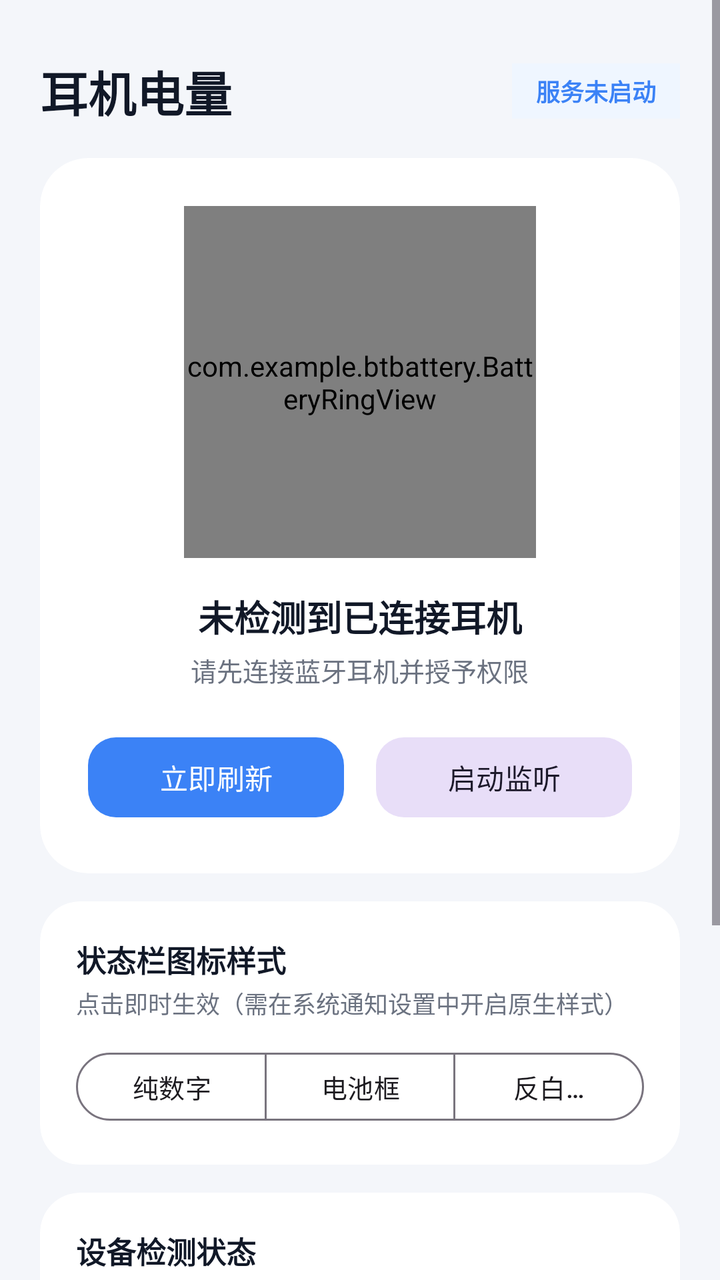
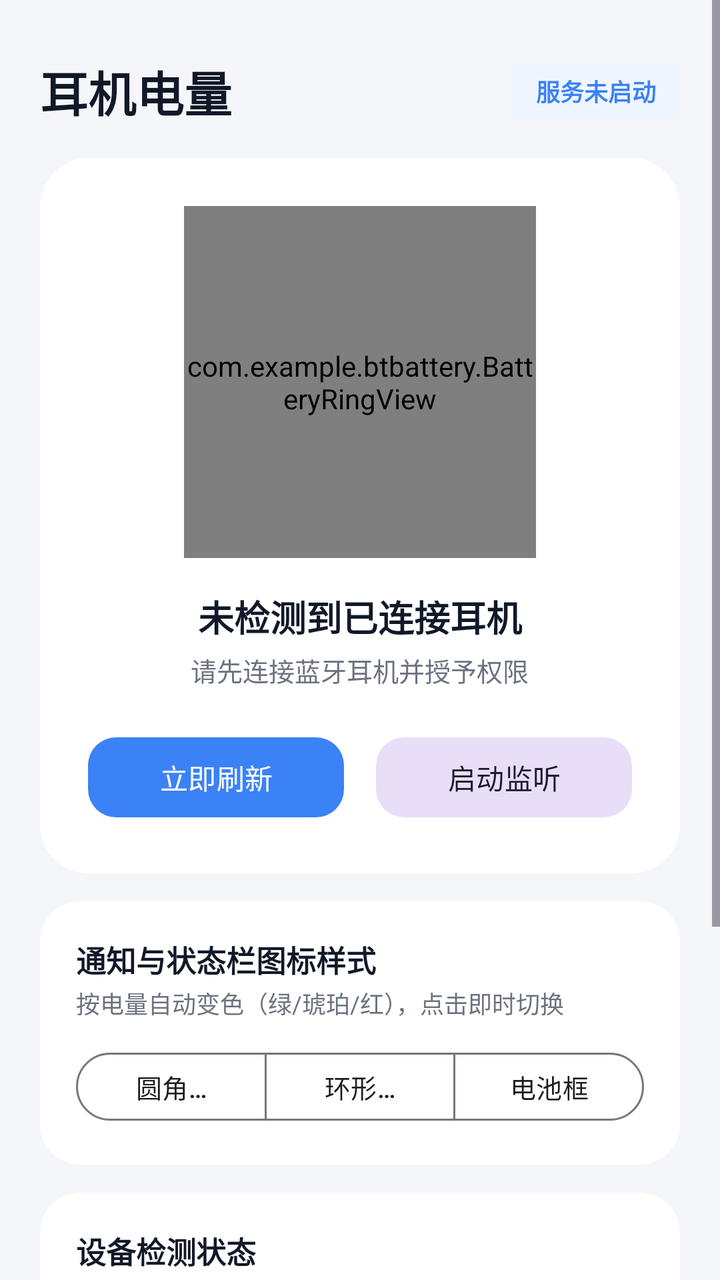

The first picture is an Android layout as it rendered before a commit; the second is the same layout after the commit. The layout source and the unified diff follow.
<!-- AndroidManifest.xml: application theme Theme.BtBattery -->
<!-- res/layout/activity_main.xml -->
<?xml version="1.0" encoding="utf-8"?>
<ScrollView xmlns:android="http://schemas.android.com/apk/res/android"
    xmlns:app="http://schemas.android.com/apk/res-auto"
    android:layout_width="match_parent"
    android:layout_height="match_parent"
    android:background="@color/bg_page"
    android:fillViewport="true">

    <LinearLayout
        android:layout_width="match_parent"
        android:layout_height="wrap_content"
        android:orientation="vertical"
        android:padding="20dp">

        
        <LinearLayout
            android:layout_width="match_parent"
            android:layout_height="wrap_content"
            android:gravity="center_vertical"
            android:orientation="horizontal"
            android:paddingTop="8dp"
            android:paddingBottom="16dp">

            <TextView
                android:layout_width="0dp"
                android:layout_height="wrap_content"
                android:layout_weight="1"
                android:text="耳机电量"
                android:textColor="@color/text_primary"
                android:textSize="24sp"
                android:textStyle="bold" />

            <TextView
                android:id="@+id/tvServiceBadge"
                android:layout_width="wrap_content"
                android:layout_height="wrap_content"
                android:background="@color/accent_soft"
                android:paddingHorizontal="12dp"
                android:paddingVertical="5dp"
                android:text="服务未启动"
                android:textColor="@color/accent_blue"
                android:textSize="12sp"
                android:textStyle="bold" />
        </LinearLayout>

        
        <com.google.android.material.card.MaterialCardView
            android:layout_width="match_parent"
            android:layout_height="wrap_content"
            app:cardBackgroundColor="@color/bg_card"
            app:cardCornerRadius="24dp"
            app:cardElevation="0dp"
            app:strokeWidth="0dp">

            <LinearLayout
                android:layout_width="match_parent"
                android:layout_height="wrap_content"
                android:gravity="center_horizontal"
                android:orientation="vertical"
                android:padding="24dp">

                <com.example.btbattery.BatteryRingView
                    android:id="@+id/batteryRing"
                    android:layout_width="176dp"
                    android:layout_height="176dp" />

                <TextView
                    android:id="@+id/tvDeviceName"
                    android:layout_width="wrap_content"
                    android:layout_height="wrap_content"
                    android:layout_marginTop="16dp"
                    android:text="未检测到已连接耳机"
                    android:textColor="@color/text_primary"
                    android:textSize="18sp"
                    android:textStyle="bold" />

                <TextView
                    android:id="@+id/tvDeviceSub"
                    android:layout_width="wrap_content"
                    android:layout_height="wrap_content"
                    android:layout_marginTop="4dp"
                    android:text="请先连接蓝牙耳机并授予权限"
                    android:textColor="@color/text_secondary"
                    android:textSize="13sp" />

                <LinearLayout
                    android:layout_width="match_parent"
                    android:layout_height="wrap_content"
                    android:layout_marginTop="20dp"
                    android:orientation="horizontal">

                    <com.google.android.material.button.MaterialButton
                        android:id="@+id/btnRefresh"
                        android:layout_width="0dp"
                        android:layout_height="48dp"
                        android:layout_marginEnd="8dp"
                        android:layout_weight="1"
                        android:text="立即刷新"
                        app:cornerRadius="14dp" />

                    <com.google.android.material.button.MaterialButton
                        android:id="@+id/btnToggleService"
                        style="@style/Widget.Material3.Button.TonalButton"
                        android:layout_width="0dp"
                        android:layout_height="48dp"
                        android:layout_marginStart="8dp"
                        android:layout_weight="1"
                        android:text="启动监听"
                        app:cornerRadius="14dp" />
                </LinearLayout>
            </LinearLayout>
        </com.google.android.material.card.MaterialCardView>

        
        <com.google.android.material.card.MaterialCardView
            android:layout_width="match_parent"
            android:layout_height="wrap_content"
            android:layout_marginTop="14dp"
            app:cardBackgroundColor="@color/bg_card"
            app:cardCornerRadius="20dp"
            app:cardElevation="0dp"
            app:strokeWidth="0dp">

            <LinearLayout
                android:layout_width="match_parent"
                android:layout_height="wrap_content"
                android:orientation="vertical"
                android:padding="18dp">

                <TextView
                    android:layout_width="wrap_content"
                    android:layout_height="wrap_content"
                    android:text="状态栏图标样式"
                    android:textColor="@color/text_primary"
                    android:textSize="15sp"
                    android:textStyle="bold" />

                <TextView
                    android:layout_width="wrap_content"
                    android:layout_height="wrap_content"
                    android:layout_marginTop="2dp"
                    android:text="点击即时生效（需在系统通知设置中开启原生样式）"
                    android:textColor="@color/text_secondary"
                    android:textSize="12sp" />

                <com.google.android.material.button.MaterialButtonToggleGroup
                    android:id="@+id/toggleIconStyle"
                    android:layout_width="match_parent"
                    android:layout_height="wrap_content"
                    android:layout_marginTop="12dp"
                    app:selectionRequired="true"
                    app:singleSelection="true">

                    <com.google.android.material.button.MaterialButton
                        android:id="@+id/btnStylePlain"
                        style="@style/Widget.Material3.Button.OutlinedButton"
                        android:layout_width="0dp"
                        android:layout_height="42dp"
                        android:layout_weight="1"
                        android:text="纯数字"
                        android:textSize="13sp" />

                    <com.google.android.material.button.MaterialButton
                        android:id="@+id/btnStyleBattery"
                        style="@style/Widget.Material3.Button.OutlinedButton"
                        android:layout_width="0dp"
                        android:layout_height="42dp"
                        android:layout_weight="1"
                        android:text="电池框"
                        android:textSize="13sp" />

                    <com.google.android.material.button.MaterialButton
                        android:id="@+id/btnStylePill"
                        style="@style/Widget.Material3.Button.OutlinedButton"
                        android:layout_width="0dp"
                        android:layout_height="42dp"
                        android:layout_weight="1"
                        android:text="反白胶囊"
                        android:textSize="13sp" />
                </com.google.android.material.button.MaterialButtonToggleGroup>
            </LinearLayout>
        </com.google.android.material.card.MaterialCardView>

        
        <com.google.android.material.card.MaterialCardView
            android:layout_width="match_parent"
            android:layout_height="wrap_content"
            android:layout_marginTop="14dp"
            app:cardBackgroundColor="@color/bg_card"
            app:cardCornerRadius="20dp"
            app:cardElevation="0dp"
            app:strokeWidth="0dp">

            <LinearLayout
                android:layout_width="match_parent"
                android:layout_height="wrap_content"
                android:orientation="vertical"
                android:padding="18dp">

                <TextView
                    android:layout_width="wrap_content"
                    android:layout_height="wrap_content"
                    android:text="设备检测状态"
                    android:textColor="@color/text_primary"
                    android:textSize="15sp"
                    android:textStyle="bold" />

                <TextView
                    android:id="@+id/tvDeviceLog"
                    android:layout_width="match_parent"
                    android:layout_height="wrap_content"
                    android:layout_marginTop="8dp"
                    android:lineSpacingExtra="4dp"
                    android:text="暂无检测记录"
                    android:textColor="@color/text_secondary"
                    android:textSize="13sp" />
            </LinearLayout>
        </com.google.android.material.card.MaterialCardView>

        
        <com.google.android.material.card.MaterialCardView
            android:layout_width="match_parent"
            android:layout_height="wrap_content"
            android:layout_marginTop="14dp"
            android:layout_marginBottom="16dp"
            app:cardBackgroundColor="@color/bg_card"
            app:cardCornerRadius="20dp"
            app:cardElevation="0dp"
            app:strokeWidth="0dp">

            <LinearLayout
                android:layout_width="match_parent"
                android:layout_height="wrap_content"
                android:orientation="vertical"
                android:padding="18dp">

                <TextView
                    android:layout_width="wrap_content"
                    android:layout_height="wrap_content"
                    android:text="澎湃 OS 快捷配置"
                    android:textColor="@color/text_primary"
                    android:textSize="15sp"
                    android:textStyle="bold" />

                <TextView
                    android:layout_width="wrap_content"
                    android:layout_height="wrap_content"
                    android:layout_marginTop="4dp"
                    android:text="若状态栏不显示数字，请在系统设置→通知与状态栏→通知显示设置中切换为「原生」"
                    android:textColor="@color/text_secondary"
                    android:textSize="12sp" />

                <LinearLayout
                    android:layout_width="match_parent"
                    android:layout_height="wrap_content"
                    android:layout_marginTop="12dp"
                    android:orientation="horizontal">

                    <com.google.android.material.button.MaterialButton
                        android:id="@+id/btnNotifySetting"
                        style="@style/Widget.Material3.Button.OutlinedButton"
                        android:layout_width="0dp"
                        android:layout_height="44dp"
                        android:layout_marginEnd="8dp"
                        android:layout_weight="1"
                        android:text="通知设置"
                        app:cornerRadius="12dp" />

                    <com.google.android.material.button.MaterialButton
                        android:id="@+id/btnAppInfo"
                        style="@style/Widget.Material3.Button.OutlinedButton"
                        android:layout_width="0dp"
                        android:layout_height="44dp"
                        android:layout_marginStart="8dp"
                        android:layout_weight="1"
                        android:text="自启动/省电"
                        app:cornerRadius="12dp" />
                </LinearLayout>
            </LinearLayout>
        </com.google.android.material.card.MaterialCardView>

    </LinearLayout>
</ScrollView>
<!-- resources referenced by this layout -->
<resources>
  <color name="accent_blue">#3B82F6</color>
  <color name="accent_soft">#EFF6FF</color>
  <color name="bg_card">#FFFFFF</color>
  <color name="bg_page">#F4F6FA</color>
  <color name="text_primary">#111827</color>
  <color name="text_secondary">#6B7280</color>
  <style name="Theme.BtBattery" parent="Theme.Material3.DayNight.NoActionBar">
          <item name="colorPrimary">@color/accent_blue</item>
          <item name="android:statusBarColor">@color/bg_page</item>
          <item name="android:navigationBarColor">@color/bg_page</item>
      </style>
</resources>

<!-- the commit's change to res/layout/activity_main.xml (unified diff, before → after) -->
@@ -12,7 +12,6 @@
         android:orientation="vertical"
         android:padding="20dp">
 
-        
         <LinearLayout
             android:layout_width="match_parent"
             android:layout_height="wrap_content"
@@ -43,7 +42,6 @@
                 android:textStyle="bold" />
         </LinearLayout>
 
-        
         <com.google.android.material.card.MaterialCardView
             android:layout_width="match_parent"
             android:layout_height="wrap_content"
@@ -111,7 +109,6 @@
             </LinearLayout>
         </com.google.android.material.card.MaterialCardView>
 
-        
         <com.google.android.material.card.MaterialCardView
             android:layout_width="match_parent"
             android:layout_height="wrap_content"
@@ -130,7 +127,7 @@
                 <TextView
                     android:layout_width="wrap_content"
                     android:layout_height="wrap_content"
-                    android:text="状态栏图标样式"
+                    android:text="通知与状态栏图标样式"
                     android:textColor="@color/text_primary"
                     android:textSize="15sp"
                     android:textStyle="bold" />
@@ -139,7 +136,7 @@
                     android:layout_width="wrap_content"
                     android:layout_height="wrap_content"
                     android:layout_marginTop="2dp"
-                    android:text="点击即时生效（需在系统通知设置中开启原生样式）"
+                    android:text="按电量自动变色（绿/琥珀/红），点击即时切换"
                     android:textColor="@color/text_secondary"
                     android:textSize="12sp" />
 
@@ -152,12 +149,21 @@
                     app:singleSelection="true">
 
                     <com.google.android.material.button.MaterialButton
-                        android:id="@+id/btnStylePlain"
+                        android:id="@+id/btnStyleBadge"
                         style="@style/Widget.Material3.Button.OutlinedButton"
                         android:layout_width="0dp"
                         android:layout_height="42dp"
                         android:layout_weight="1"
-                        android:text="纯数字"
+                        android:text="圆角徽章"
+                        android:textSize="13sp" />
+
+                    <com.google.android.material.button.MaterialButton
+                        android:id="@+id/btnStyleRing"
+                        style="@style/Widget.Material3.Button.OutlinedButton"
+                        android:layout_width="0dp"
+                        android:layout_height="42dp"
+                        android:layout_weight="1"
+                        android:text="环形仪表"
                         android:textSize="13sp" />
 
                     <com.google.android.material.button.MaterialButton
@@ -168,20 +174,10 @@
                         android:layout_weight="1"
                         android:text="电池框"
                         android:textSize="13sp" />
-
-                    <com.google.android.material.button.MaterialButton
-                        android:id="@+id/btnStylePill"
-                        style="@style/Widget.Material3.Button.OutlinedButton"
-                        android:layout_width="0dp"
-                        android:layout_height="42dp"
-                        android:layout_weight="1"
-                        android:text="反白胶囊"
-                        android:textSize="13sp" />
                 </com.google.android.material.button.MaterialButtonToggleGroup>
             </LinearLayout>
         </com.google.android.material.card.MaterialCardView>
 
-        
         <com.google.android.material.card.MaterialCardView
             android:layout_width="match_parent"
             android:layout_height="wrap_content"
@@ -217,7 +213,6 @@
             </LinearLayout>
         </com.google.android.material.card.MaterialCardView>
 
-        
         <com.google.android.material.card.MaterialCardView
             android:layout_width="match_parent"
             android:layout_height="wrap_content"
@@ -246,7 +241,7 @@
                     android:layout_width="wrap_content"
                     android:layout_height="wrap_content"
                     android:layout_marginTop="4dp"
-                    android:text="若状态栏不显示数字，请在系统设置→通知与状态栏→通知显示设置中切换为「原生」"
+                    android:text="如需后台持久常驻，请开启自启动并将省电策略设为无限制"
                     android:textColor="@color/text_secondary"
                     android:textSize="12sp" />
 
